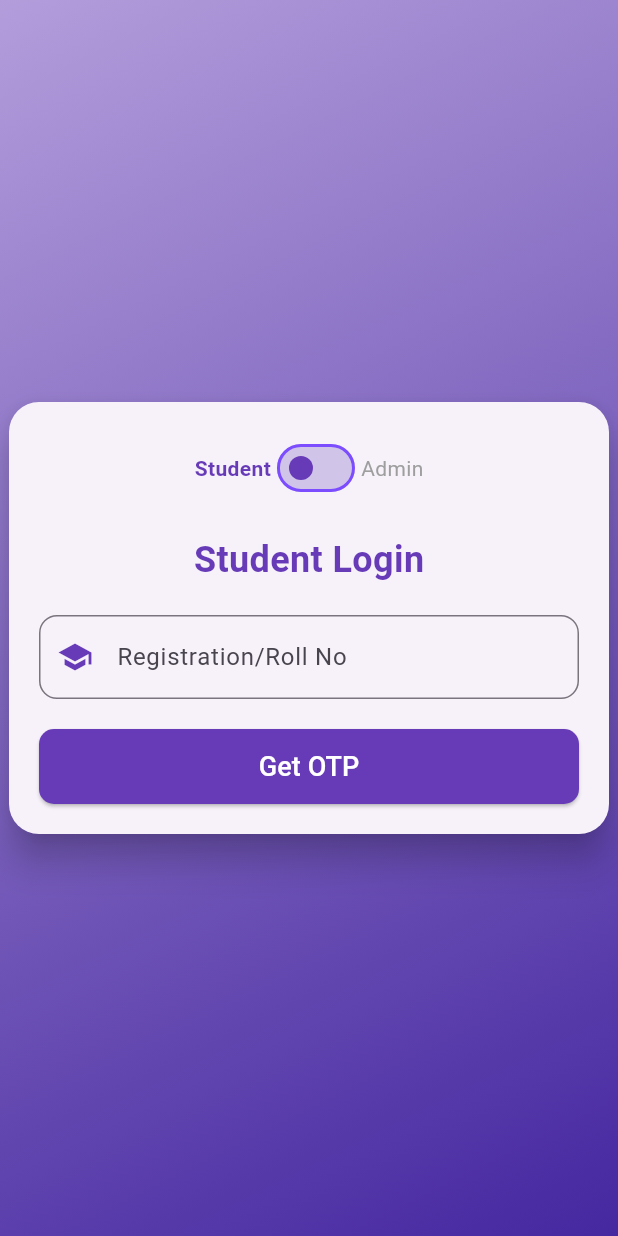
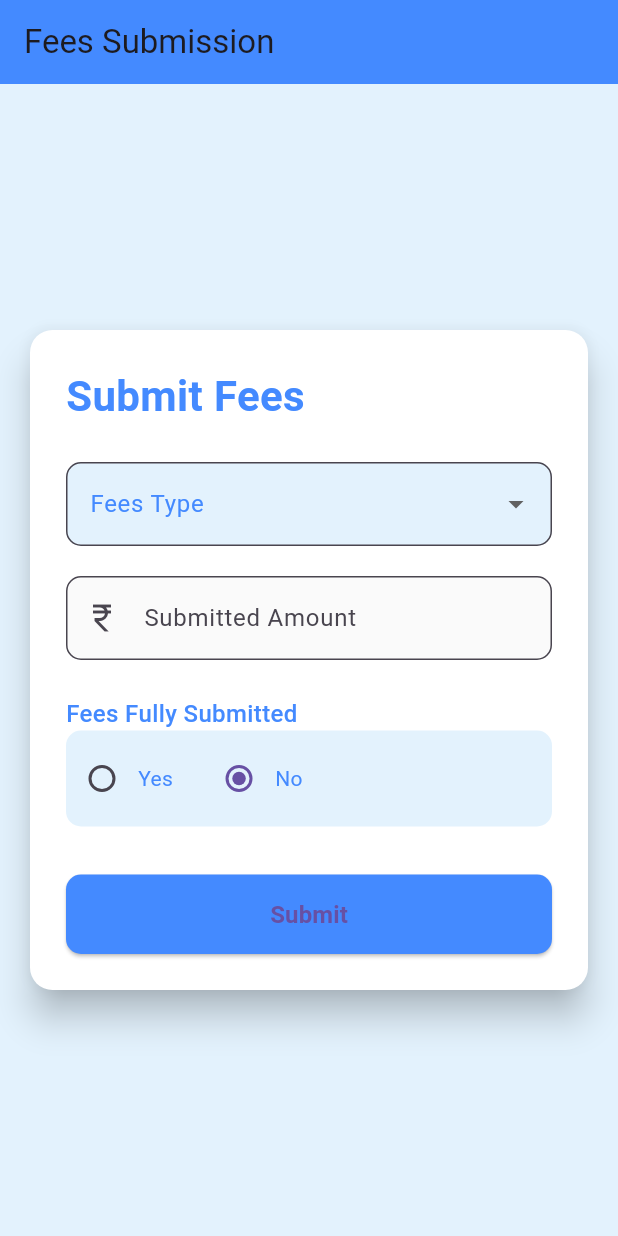
Before and after one commit to mridul-1226/Major-Project, a Flutter app: the screen it shows after launch, on a phone screen of 412 x 824 dp. Run offline on Flutter 3.47's test engine with Material 3 defaults, Android fonts, the phone set to English and light mode, and no system bars.

Commit message:
submit fees

```diff
--- a/major_project/lib/auth_feature/presentation/login_page.dart
+++ b/major_project/lib/auth_feature/presentation/login_page.dart
@@ -71,6 +71,7 @@ class _LoginPageState extends State<LoginPage>
   }
 
   void _submitOtp() {
+
     ScaffoldMessenger.of(context).showSnackBar(
       const SnackBar(content: Text('OTP Submitted')),
     );
--- a/major_project/lib/main.dart
+++ b/major_project/lib/main.dart
@@ -1,6 +1,7 @@
 import 'package:flutter/material.dart';
 import 'package:flutter/services.dart';
 import 'package:major_project/auth_feature/presentation/login_page.dart';
+import 'package:major_project/submit_fee/presentation/submit_fee_details_screen.dart';
 
 void main() {
   runApp(const MyApp());
@@ -14,7 +15,7 @@ class MyApp extends StatelessWidget {
     SystemChrome.setPreferredOrientations([DeviceOrientation.portraitUp]);
     return const MaterialApp(
       title: 'Flutter Demo',
-      home: LoginPage(),
+      home: FeesScreen(),
       debugShowCheckedModeBanner: false,
     );
   }
--- /dev/null
+++ b/major_project/lib/submit_fee/presentation/submit_fee_details_screen.dart
@@ -0,0 +1,483 @@
+// import 'package:flutter/material.dart';
+// import 'package:flutter/services.dart';
+
+// class FeesScreen extends StatefulWidget {
+//   const FeesScreen({Key? key}) : super(key: key);
+
+//   @override
+//   State<FeesScreen> createState() => _FeesScreenState();
+// }
+
+// class _FeesScreenState extends State<FeesScreen> {
+//   String? selectedFeesType;
+//   final TextEditingController amountController = TextEditingController();
+//   bool isFeesFullySubmitted = false;
+
+//   final List<String> feesTypes = [
+//     'Mess Fee',
+//     'College Fee',
+//     'Additional Charges',
+//   ];
+
+//   @override
+//   Widget build(BuildContext context) {
+//     return GestureDetector(
+//       onTap: () => FocusScope.of(context).unfocus(),
+//       child: Scaffold(
+//         appBar: AppBar(
+//           title: const Text('Fees Submission'),
+//           elevation: 0,
+//         ),
+//         backgroundColor: Colors.grey[100],
+//         body: Center(
+//           child: SingleChildScrollView(
+//             padding: const EdgeInsets.all(16.0),
+//             child: Card(
+//               elevation: 8,
+//               shape: RoundedRectangleBorder(
+//                 borderRadius: BorderRadius.circular(15),
+//               ),
+//               child: Container(
+//                 constraints: const BoxConstraints(maxWidth: 500),
+//                 padding: const EdgeInsets.all(24.0),
+//                 child: Column(
+//                   crossAxisAlignment: CrossAxisAlignment.start,
+//                   mainAxisSize: MainAxisSize.min,
+//                   children: [
+//                     const Text(
+//                       'Submit Fees',
+//                       style: TextStyle(
+//                         fontSize: 24,
+//                         fontWeight: FontWeight.bold,
+//                       ),
+//                     ),
+//                     const SizedBox(height: 24),
+//                     DropdownButtonFormField<String>(
+//                       decoration: InputDecoration(
+//                         labelText: 'Fees Type',
+//                         border: OutlineInputBorder(
+//                           borderRadius: BorderRadius.circular(10),
+//                         ),
+//                         filled: true,
+//                         fillColor: Colors.grey[50],
+//                       ),
+//                       value: selectedFeesType,
+//                       items: feesTypes.map((String type) {
+//                         return DropdownMenuItem(
+//                           value: type,
+//                           child: Text(type),
+//                         );
+//                       }).toList(),
+//                       onChanged: (String? newValue) {
+//                         setState(() {
+//                           selectedFeesType = newValue;
+//                         });
+//                       },
+//                     ),
+//                     const SizedBox(height: 20),
+//                     TextFormField(
+//                       controller: amountController,
+//                       decoration: InputDecoration(
+//                         labelText: 'Submitted Amount',
+//                         border: OutlineInputBorder(
+//                           borderRadius: BorderRadius.circular(10),
+//                         ),
+//                         filled: true,
+//                         fillColor: Colors.grey[50],
+//                         prefixIcon: const Icon(Icons.currency_rupee),
+//                         // Add these properties to handle hover states properly
+//                         enabledBorder: OutlineInputBorder(
+//                           borderRadius: BorderRadius.circular(10),
+//                           borderSide: BorderSide(color: Colors.grey.shade300),
+//                         ),
+//                         focusedBorder: OutlineInputBorder(
+//                           borderRadius: BorderRadius.circular(10),
+//                           borderSide:
+//                               BorderSide(color: Theme.of(context).primaryColor),
+//                         ),
+//                       ),
+//                       keyboardType:
+//                           const TextInputType.numberWithOptions(decimal: false),
+//                       inputFormatters: [
+//                         FilteringTextInputFormatter.digitsOnly,
+//                       ],
+//                       // Add these properties for better input handling
+//                       enabled: true,
+//                       mouseCursor: MaterialStateMouseCursor.textable,
+//                       onTap: () {
+//                         // Ensure proper focus handling
+//                         FocusScope.of(context).requestFocus();
+//                       },
+//                     ),
+//                     const SizedBox(height: 24),
+//                     const Text(
+//                       'Fees Fully Submitted',
+//                       style: TextStyle(
+//                         fontSize: 16,
+//                         fontWeight: FontWeight.w500,
+//                       ),
+//                     ),
+//                     Container(
+//                       decoration: BoxDecoration(
+//                         color: Colors.grey[50],
+//                         borderRadius: BorderRadius.circular(10),
+//                       ),
+//                       padding: const EdgeInsets.symmetric(vertical: 8),
+//                       child: Row(
+//                         children: [
+//                           Radio<bool>(
+//                             value: true,
+//                             groupValue: isFeesFullySubmitted,
+//                             onChanged: (bool? value) {
+//                               setState(() {
+//                                 isFeesFullySubmitted = value!;
+//                               });
+//                             },
+//                           ),
+//                           const Text('Yes'),
+//                           const SizedBox(width: 20),
+//                           Radio<bool>(
+//                             value: false,
+//                             groupValue: isFeesFullySubmitted,
+//                             onChanged: (bool? value) {
+//                               setState(() {
+//                                 isFeesFullySubmitted = value!;
+//                               });
+//                             },
+//                           ),
+//                           const Text('No'),
+//                         ],
+//                       ),
+//                     ),
+//                     const SizedBox(height: 32),
+//                     SizedBox(
+//                       width: double.infinity,
+//                       child: ElevatedButton(
+//                         onPressed: () {
+//                           // Add your submission logic here
+//                         },
+//                         style: ElevatedButton.styleFrom(
+//                           padding: const EdgeInsets.symmetric(vertical: 15),
+//                           shape: RoundedRectangleBorder(
+//                             borderRadius: BorderRadius.circular(10),
+//                           ),
+//                         ),
+//                         child: const Text(
+//                           'Submit',
+//                           style: TextStyle(
+//                             fontSize: 16,
+//                             fontWeight: FontWeight.bold,
+//                           ),
+//                         ),
+//                       ),
+//                     ),
+//                   ],
+//                 ),
+//               ),
+//             ),
+//           ),
+//         ),
+//       ),
+//     );
+//   }
+// }
+
+import 'package:flutter/material.dart';
+import 'package:flutter/services.dart';
+
+class FeesScreen extends StatefulWidget {
+  const FeesScreen({Key? key}) : super(key: key);
+
+  @override
+  State<FeesScreen> createState() => _FeesScreenState();
+}
+
+class _FeesScreenState extends State<FeesScreen> {
+  String? selectedFeesType;
+  final TextEditingController amountController = TextEditingController();
+  final FocusNode _amountFocusNode = FocusNode();
+  bool isFeesFullySubmitted = false;
+
+  final List<String> feesTypes = [
+    'Mess Fee',
+    'College Fee',
+    'Additional Charges',
+  ];
+  @override
+void dispose() {
+  _amountFocusNode.dispose();
+  amountController.dispose();
+  super.dispose();
+}
+
+  @override
+  Widget build(BuildContext context) {
+    return GestureDetector(
+      onTap: () => FocusScope.of(context).unfocus(),
+      child: Scaffold(
+        appBar: AppBar(
+          title: const Text('Fees Submission'),
+          elevation: 0,
+          backgroundColor: Colors.blueAccent,
+        ),
+        backgroundColor: Colors.blue.shade50, // Soft blue background
+        body: Center(
+          child: SingleChildScrollView(
+            padding: const EdgeInsets.all(16.0),
+            child: Card(
+              elevation: 10,
+              shape: RoundedRectangleBorder(
+                borderRadius: BorderRadius.circular(15),
+              ),
+              color: Colors.white,
+              child: Container(
+                constraints: const BoxConstraints(maxWidth: 500),
+                padding: const EdgeInsets.all(24.0),
+                child: Column(
+                  crossAxisAlignment: CrossAxisAlignment.start,
+                  mainAxisSize: MainAxisSize.min,
+                  children: [
+                    const Text(
+                      'Submit Fees',
+                      style: TextStyle(
+                        fontSize: 28,
+                        fontWeight: FontWeight.bold,
+                        color: Colors.blueAccent,
+                      ),
+                    ),
+                    const SizedBox(height: 24),
+                    DropdownButtonFormField<String>(
+                      decoration: InputDecoration(
+                        labelText: 'Fees Type',
+                        labelStyle: TextStyle(color: Colors.blueAccent),
+                        border: OutlineInputBorder(
+                          borderRadius: BorderRadius.circular(10),
+                        ),
+                        filled: true,
+                        fillColor: Colors.blue.shade50,
+                      ),
+                      value: selectedFeesType,
+                      items: feesTypes.map((String type) {
+                        return DropdownMenuItem(
+                          value: type,
+                          child: Text(type),
+                        );
+                      }).toList(),
+                      onChanged: (String? newValue) {
+                        setState(() {
+                          selectedFeesType = newValue;
+                        });
+                      },
+                    ),
+                    const SizedBox(height: 20),
+                    // First, add this to your class state variables
+
+
+// In your build method, replace the TextFormField with:
+TextField(
+  controller: amountController,
+  focusNode: _amountFocusNode,
+  decoration: InputDecoration(
+    labelText: 'Submitted Amount',
+    border: OutlineInputBorder(
+      borderRadius: BorderRadius.circular(10),
+    ),
+    filled: true,
+    fillColor: Colors.grey[50],
+    prefixIcon: const Icon(Icons.currency_rupee),
+    contentPadding: const EdgeInsets.symmetric(horizontal: 16, vertical: 16),
+  ),
+  keyboardType: TextInputType.number,
+  inputFormatters: [
+    FilteringTextInputFormatter.digitsOnly,
+  ],
+),
+
+// Add dispose method to your state class:
+
+
+                    const SizedBox(height: 24),
+                    const Text(
+                      'Fees Fully Submitted',
+                      style: TextStyle(
+                        fontSize: 16,
+                        fontWeight: FontWeight.w500,
+                        color: Colors.blueAccent,
+                      ),
+                    ),
+                    Container(
+                      decoration: BoxDecoration(
+                        color: Colors.blue.shade50,
+                        borderRadius: BorderRadius.circular(10),
+                      ),
+                      padding: const EdgeInsets.symmetric(vertical: 8),
+                      child: Row(
+                        children: [
+                          Radio<bool>(
+                            value: true,
+                            groupValue: isFeesFullySubmitted,
+                            onChanged: (bool? value) {
+                              setState(() {
+                                isFeesFullySubmitted = value!;
+                              });
+                            },
+                          ),
+                          const Text(
+                            'Yes',
+                            style: TextStyle(color: Colors.blueAccent),
+                          ),
+                          const SizedBox(width: 20),
+                          Radio<bool>(
+                            value: false,
+                            groupValue: isFeesFullySubmitted,
+                            onChanged: (bool? value) {
+                              setState(() {
+                                isFeesFullySubmitted = value!;
+                              });
+                            },
+                          ),
+                          const Text(
+                            'No',
+                            style: TextStyle(color: Colors.blueAccent),
+                          ),
+                        ],
+                      ),
+                    ),
+                    const SizedBox(height: 32),
+                    SizedBox(
+                      width: double.infinity,
+                      child: ElevatedButton(
+                        onPressed: () {
+                          showDialog(
+                            context: context,
+                            builder: (BuildContext context) {
+                              return Dialog(
+                                shape: RoundedRectangleBorder(
+                                  borderRadius: BorderRadius.circular(20),
+                                ),
+                                elevation: 16,
+                                child: Container(
+                                  width: MediaQuery.of(context).size.width *
+                                      0.85, // 85% of screen width
+                                  constraints: BoxConstraints(
+                                    maxWidth: 400, // Maximum width
+                                    minHeight:
+                                        MediaQuery.of(context).size.height *
+                                            0.25, // Minimum height
+                                    maxHeight:
+                                        MediaQuery.of(context).size.height *
+                                            0.8, // Maximum height
+                                  ),
+                                  padding: EdgeInsets.symmetric(
+                                    horizontal:
+                                        MediaQuery.of(context).size.width *
+                                            0.05,
+                                    vertical:
+                                        MediaQuery.of(context).size.height *
+                                            0.03,
+                                  ),
+                                  decoration: BoxDecoration(
+                                    color: Colors.white,
+                                    borderRadius: BorderRadius.circular(20),
+                                  ),
+                                  child: Column(
+                                    mainAxisSize: MainAxisSize.min,
+                                    children: [
+                                      const Icon(
+                                        Icons.check_circle_outline,
+                                        color: Colors.green,
+                                        size: 60,
+                                      ),
+                                      SizedBox(
+                                          height: MediaQuery.of(context)
+                                                  .size
+                                                  .height *
+                                              0.02),
+                                      const Text(
+                                        'Processing',
+                                        style: TextStyle(
+                                          fontSize: 24,
+                                          fontWeight: FontWeight.bold,
+                                          color: Colors.black87,
+                                        ),
+                                      ),
+                                      SizedBox(
+                                          height: MediaQuery.of(context)
+                                                  .size
+                                                  .height *
+                                              0.015),
+                                      const Text(
+                                        'Your submission is under process.\nPlease wait for approval.',
+                                        textAlign: TextAlign.center,
+                                        style: TextStyle(
+                                          fontSize: 16,
+                                          color: Colors.black54,
+                                        ),
+                                      ),
+                                      SizedBox(
+                                          height: MediaQuery.of(context)
+                                                  .size
+                                                  .height *
+                                              0.025),
+                                      SizedBox(
+                                        width: double.infinity,
+                                        child: ElevatedButton(
+                                          onPressed: () {
+                                            Navigator.of(context).pop();
+                                          },
+                                          style: ElevatedButton.styleFrom(
+                                            padding: EdgeInsets.symmetric(
+                                              vertical: MediaQuery.of(context)
+                                                      .size
+                                                      .height *
+                                                  0.02,
+                                            ),
+                                            shape: RoundedRectangleBorder(
+                                              borderRadius:
+                                                  BorderRadius.circular(10),
+                                            ),
+                                            backgroundColor: Colors.green,
+                                          ),
+                                          child: const Text(
+                                            'OK',
+                                            style: TextStyle(
+                                              fontSize: 16,
+                                              fontWeight: FontWeight.bold,
+                                            ),
+                                          ),
+                                        ),
+                                      ),
+                                    ],
+                                  ),
+                                ),
+                              );
+                            },
+                          );
+                        },
+                        style: ElevatedButton.styleFrom(
+                          // : Colors.blueAccent, // Bluish button color
+                          backgroundColor: Colors.blueAccent,
+                          padding: const EdgeInsets.symmetric(vertical: 15),
+                          shape: RoundedRectangleBorder(
+                            borderRadius: BorderRadius.circular(10),
+                          ),
+                        ),
+                        child: const Text(
+                          'Submit',
+                          style: TextStyle(
+                            fontSize: 16,
+                            fontWeight: FontWeight.bold,
+                          ),
+                        ),
+                      ),
+                    ),
+                  ],
+                ),
+              ),
+            ),
+          ),
+        ),
+      ),
+    );
+  }
+}
```
Also changed, not shown: major_project/pubspec.lock.
